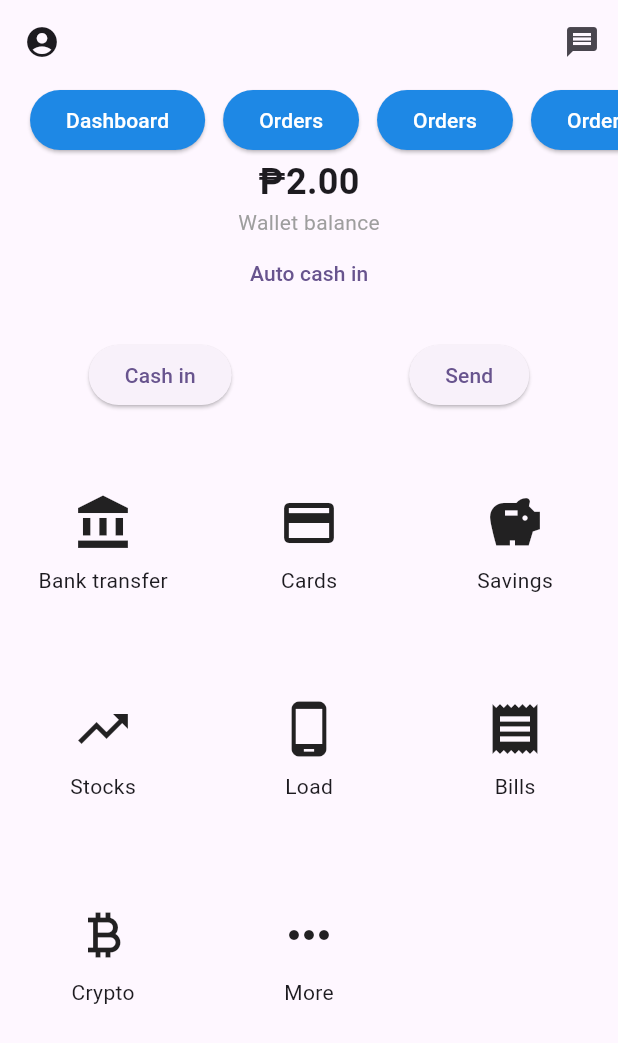
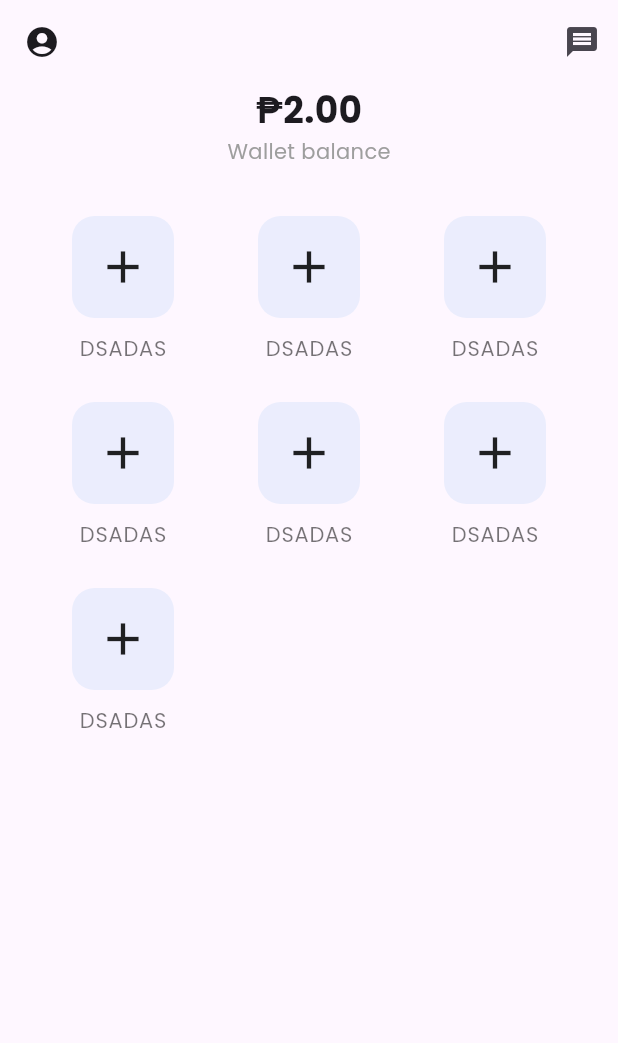
Before and after one commit to RaffyAldiny/Powersound_API, a Flutter app: the screen it shows after launch, on a phone screen of 412 x 824 dp. Shown: the top 1043 px of the screen. Run offline on Flutter 3.47's test engine with Material 3 defaults, Android fonts, the phone set to English and light mode, and no system bars; our stand-ins replace google_fonts.

Commit message:
Homescreen grid buttons

```diff
--- a/lib/main.dart
+++ b/lib/main.dart
@@ -1,5 +1,6 @@
 import 'package:flutter/material.dart';
 import 'package:powersound/screens/walletscreen.dart';
+import 'package:google_fonts/google_fonts.dart';
 
 void main() {
   runApp(const MyApp());
@@ -12,26 +13,12 @@
   @override
   Widget build(BuildContext context) {
     return MaterialApp(
+      theme: ThemeData(
+        textTheme: GoogleFonts.poppinsTextTheme(
+          Theme.of(context).textTheme,
+        ),
+      ),
       title: 'Flutter Demo',
-      theme: ThemeData(
-        // This is the theme of your application.
-        //
-        // TRY THIS: Try running your application with "flutter run". You'll see
-        // the application has a purple toolbar. Then, without quitting the app,
-        // try changing the seedColor in the colorScheme below to Colors.green
-        // and then invoke "hot reload" (save your changes or press the "hot
-        // reload" button in a Flutter-supported IDE, or press "r" if you used
-        // the command line to start the app).
-        //
-        // Notice that the counter didn't reset back to zero; the application
-        // state is not lost during the reload. To reset the state, use hot
-        // restart instead.
-        //
-        // This works for code too, not just values: Most code changes can be
-        // tested with just a hot reload.
-        colorScheme: ColorScheme.fromSeed(seedColor: Colors.deepPurple),
-        useMaterial3: true,
-      ),
       home: const HomeScreen(),
     );
   }
--- /dev/null
+++ b/lib/screens/GridItem.dart
@@ -0,0 +1,47 @@
+import 'package:flutter/material.dart';
+
+class GridItem extends StatelessWidget {
+  final IconData icon;
+  final String label;
+  final Widget targetScreen;
+
+  const GridItem({
+    super.key,
+    required this.icon,
+    required this.label,
+    required this.targetScreen,
+  });
+
+  @override
+  Widget build(BuildContext context) {
+    return Column(
+      mainAxisAlignment: MainAxisAlignment.center,
+      children: [
+        InkWell(
+          splashColor: Colors.blue.shade400.withOpacity(0.15),
+          highlightColor: Colors.blueAccent.shade200.withOpacity(0.25),
+          splashFactory: InkRipple.splashFactory,
+          customBorder: RoundedRectangleBorder(
+            borderRadius: BorderRadius.circular(15.0),
+          ),
+          onTap: () {
+            Navigator.push(
+              context,
+              MaterialPageRoute(builder: (context) => targetScreen),
+            );
+          },
+          child: Container(
+            padding: const EdgeInsets.all(16.0),
+            decoration: BoxDecoration(
+              color: Colors.blue.shade600.withOpacity(0.085),
+              borderRadius: BorderRadius.circular(15.0),
+            ),
+            child: Icon(icon, size: 36),
+          ),
+        ),
+        const SizedBox(height: 10),
+        Text(label,style: const TextStyle(color: Colors.black54,letterSpacing: 0.5),),
+      ],
+    );
+  }
+}
--- a/lib/screens/walletscreen.dart
+++ b/lib/screens/walletscreen.dart
@@ -1,5 +1,6 @@
 import 'package:flutter/cupertino.dart';
 import 'package:flutter/material.dart';
+import 'package:powersound/screens/GridItem.dart';
 
 class HomeScreen extends StatefulWidget {
   const HomeScreen({super.key});
@@ -26,101 +27,30 @@ class _HomeScreen extends State<HomeScreen> {
       ),
       body: Column(
         children: [
-           SingleChildScrollView(
-             scrollDirection: Axis.horizontal,
-             child: Row(
-              children: [
-                const SizedBox(width: 20),
-                ElevatedButton(
-                  style: ElevatedButton.styleFrom(
-                    backgroundColor: Colors.blue.shade600,
-                    foregroundColor: Colors.white,
-                  ),
-                  onPressed: () {
-                  },
-                  child: const Text('Dashboard'),
-                ),
-                const SizedBox(width: 12),
-                ElevatedButton(
-                  style: ElevatedButton.styleFrom(
-                    backgroundColor: Colors.blue.shade600,
-                    foregroundColor: Colors.white,
-                  ),
-                  onPressed: () {
-                  },
-                  child: const Text('Orders'),
-                ),
-                const SizedBox(width: 12),
-                ElevatedButton(
-                  style: ElevatedButton.styleFrom(
-                    backgroundColor: Colors.blue.shade600,
-                    foregroundColor: Colors.white,
-                  ),
-                  onPressed: () {
-                  },
-                  child: const Text('Orders'),
-                ),
-                const SizedBox(width: 12),
-                ElevatedButton(
-                  style: ElevatedButton.styleFrom(
-                    backgroundColor: Colors.blue.shade600,
-                    foregroundColor: Colors.white,
-                  ),
-                  onPressed: () {
-                  },
-                  child: const Text('Orders'),
-                ),
-                const SizedBox(width: 20),
-              ],
-                         ),
-           ),
           const Text(
             '₱2.00',
             style: TextStyle(
               fontSize: 24,
               fontWeight: FontWeight.bold,
+
             ),
           ),
           const Text(
             'Wallet balance',
             style: TextStyle(color: Colors.grey),
           ),
-          Row(
-            mainAxisAlignment: MainAxisAlignment.center,
-            children: [
-              TextButton(
-                onPressed: () {},
-                child: const Text('Auto cash in'),
-              ),
-            ],
-          ),
-          const SizedBox(height: 20),
-          Row(
-            mainAxisAlignment: MainAxisAlignment.spaceAround,
-            children: [
-              ElevatedButton(
-                onPressed: () {},
-                child: const Text('Cash in'),
-              ),
-              ElevatedButton(
-                onPressed: () {},
-                child: const Text('Send'),
-              ),
-            ],
-          ),
-          const SizedBox(height: 20),
           GridView.count(
+            padding: const EdgeInsets.all(20),
             shrinkWrap: true,
             crossAxisCount: 3,
-            children: [
-              buildGridItem(Icons.account_balance, 'Bank transfer'),
-              buildGridItem(Icons.credit_card, 'Cards'),
-              buildGridItem(Icons.savings, 'Savings'),
-              buildGridItem(Icons.trending_up, 'Stocks'),
-              buildGridItem(Icons.phone_android, 'Load'),
-              buildGridItem(Icons.receipt, 'Bills'),
-              buildGridItem(Icons.currency_bitcoin, 'Crypto'),
-              buildGridItem(Icons.more_horiz, 'More'),
+            children: const [
+              GridItem(icon: Icons.add, label: "DSADAS", targetScreen: HomeScreen()),
+              GridItem(icon: Icons.add, label: "DSADAS", targetScreen: HomeScreen()),
+              GridItem(icon: Icons.add, label: "DSADAS", targetScreen: HomeScreen()),
+              GridItem(icon: Icons.add, label: "DSADAS", targetScreen: HomeScreen()),
+              GridItem(icon: Icons.add, label: "DSADAS", targetScreen: HomeScreen()),
+              GridItem(icon: Icons.add, label: "DSADAS", targetScreen: HomeScreen()),
+              GridItem(icon: Icons.add, label: "DSADAS", targetScreen: HomeScreen()),
             ],
           ),
         ],
@@ -132,10 +62,27 @@ class _HomeScreen extends State<HomeScreen> {
     return Column(
       mainAxisAlignment: MainAxisAlignment.center,
       children: [
-        Icon(icon, size: 40),
+        InkWell(
+          splashColor: Colors.blue.shade400.withOpacity(0.15),
+          highlightColor: Colors.blueAccent.shade200.withOpacity(0.25),
+          splashFactory: InkRipple.splashFactory,
+          customBorder: RoundedRectangleBorder(
+            borderRadius: BorderRadius.circular(15.0),
+          ),
+          onTap: () {
+            // Handle tap event here
+          },
+          child: Container(
+            padding: const EdgeInsets.all(16.0),
+            decoration: BoxDecoration(
+              color: Colors.blue.shade500.withOpacity(0.135),
+              borderRadius: BorderRadius.circular(15.0),
+            ),
+            child: Icon(icon, size: 40),
+          ),
+        ),
         const SizedBox(height: 8),
         Text(label),
       ],
     );
-  }
-}
+  }}
```
Also changed, not shown: lib/screens/onboarding.dart (+46 -46 lines), pubspec.yaml (+4 -22 lines), pubspec.lock, 5 other files.
